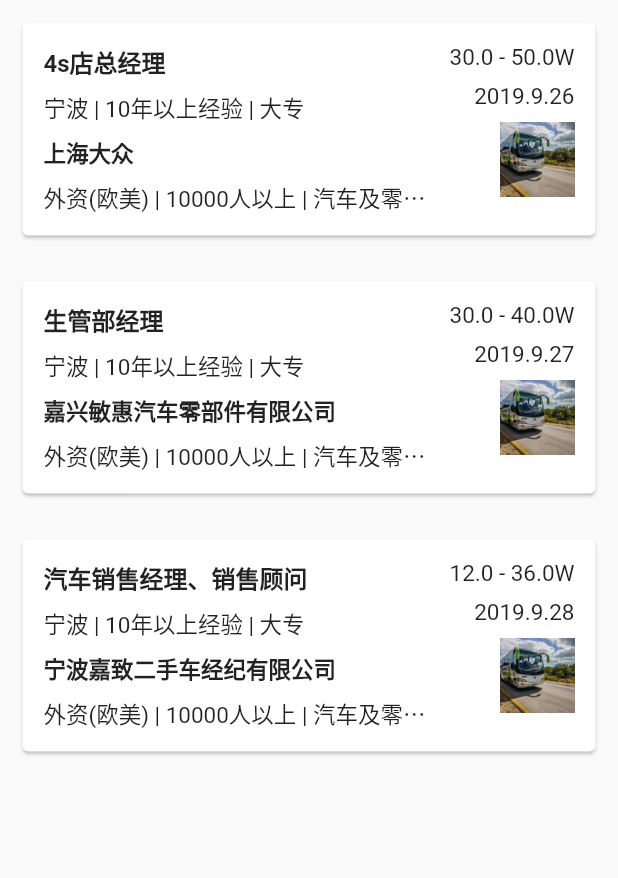
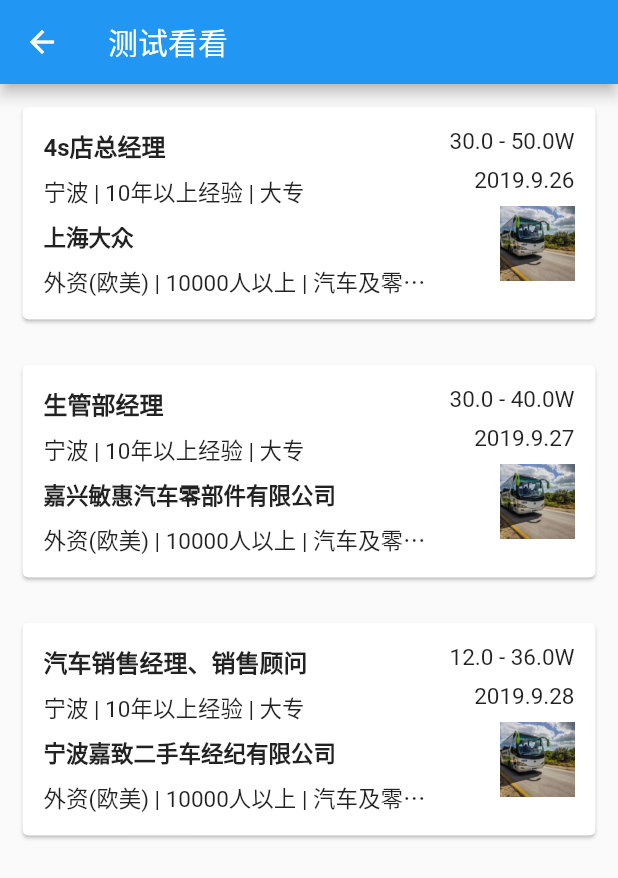
Before and after one commit to coolHt/Family-Union, a Flutter app: the JobListContainer screen opened directly, on a phone screen of 412 x 824 dp. Shown: the top 878 px of the screen. Run offline on Flutter 3.47's test engine with Material 2 defaults, Android fonts, the phone set to English and light mode, and no system bars.

```diff
--- a/xz_application/lib/company/company-list.dart
+++ b/xz_application/lib/company/company-list.dart
@@ -4,13 +4,15 @@ import 'package:flutter/material.dart';
 class CompanyListContainer extends StatelessWidget{
   @override
   Widget build(BuildContext context){
-    return ListView(
+    return Scaffold(
+      body:ListView(
         children: <Widget>[
           companyList(),
           companyList(),
           companyList(),
           companyList(),
         ]
+      )
     );
   }
 }
--- a/xz_application/lib/job/job-list.dart
+++ b/xz_application/lib/job/job-list.dart
@@ -1,5 +1,7 @@
 import 'package:flutter/material.dart';
 import 'dart:convert';
+
+
 
 //职位列表容器
 class JobListContainer extends StatelessWidget{
@@ -14,11 +16,27 @@ class JobListContainer extends StatelessWidget{
       json.decode(rawJson3)
     ];
 
-    return ListView.builder(
+    return Scaffold(
+      appBar: AppBar(
+        title: Text('测试看看')
+      ),
+      body: ListView.builder(
         itemCount: lists.length,
         itemBuilder: (BuildContext context, int index){
-        return jobList(lists[index]);
+          return GestureDetector(
+            onTap: (){
+              Navigator.pushNamed(
+                context,
+                '/jobDetail',
+                arguments: <String, String>{
+                  'jobname': lists[index]['jobName']
                 }
+              );
+            },
+            child: jobList(lists[index])
+          );
+        }
+      )
     );
   }
 }
@@ -26,7 +44,7 @@ class JobListContainer extends StatelessWidget{
 Card jobList(Map data){
     return Card(
       margin: EdgeInsets.all(15.0),
-      child: Padding(
+        child:Padding(
           padding: EdgeInsets.all(14.0),
           child: Row(
             crossAxisAlignment: CrossAxisAlignment.start,
@@ -114,6 +132,7 @@ Card jobList(Map data){
               ),
             ],
           )
+
       )
     );
 
--- /dev/null
+++ b/xz_application/lib/route-list.dart
@@ -0,0 +1,2 @@
+//import 'package:flutter/material.dart';
+//路由集合
```
Also changed, not shown: xz_application/lib/job/job-detail.dart (+8 -1 lines), xz_application/lib/main.dart (+9 -12 lines). Lines whose indentation alone changed are shown as unchanged.
